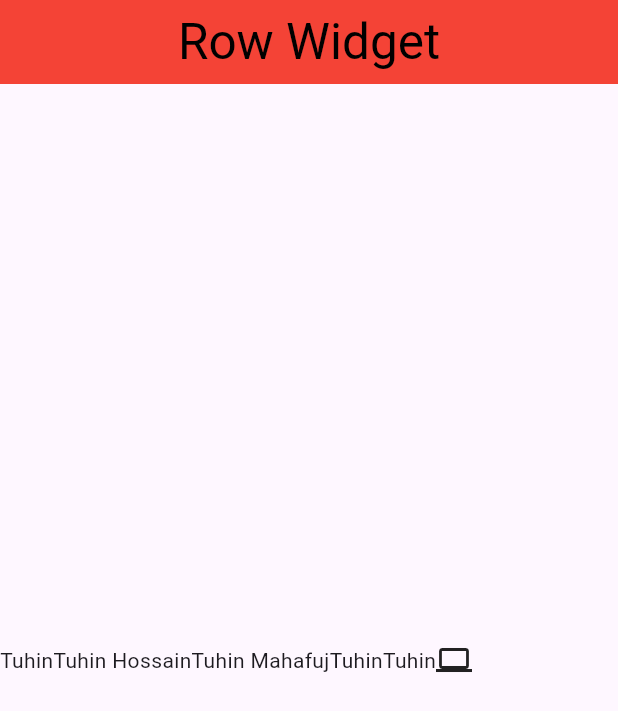
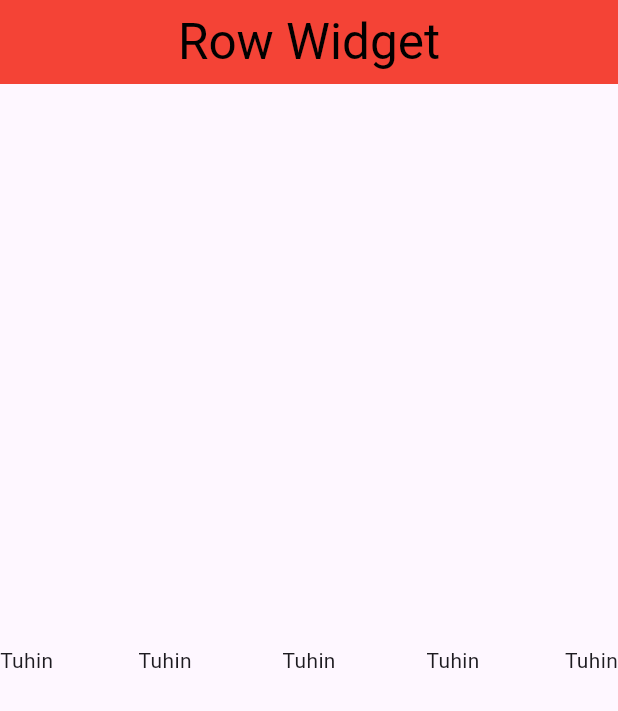
Before and after one commit to Mahafujmr/flutter_all_weiget_practice, a Flutter app: the screen it shows after launch, on a phone screen of 412 x 824 dp. Shown: the top 711 px of the screen. Run offline on Flutter 3.47's test engine with Material 3 defaults, Android fonts, the phone set to English and light mode, and no system bars.

Commit message:
row widget

```diff
--- a/lib/image_widget/image_widget.dart
+++ b/lib/image_widget/image_widget.dart
@@ -43,6 +43,7 @@ class ImageWidget extends StatelessWidget {
             //     'C:\Users\Trust Computer\OneDrive\Pictures\Screenshots 1'
             //   ),
             // ),
+            Text('Asset Image', style: TextStyle(fontSize: 30)),
           ],
         ),
       ),
--- a/lib/layout_widgets/row_widget.dart
+++ b/lib/layout_widgets/row_widget.dart
@@ -1,6 +1,5 @@
 // dart row widget
 import 'package:flutter/material.dart';
-import 'package:flutter/rendering.dart';
 
 class RowWidget extends StatelessWidget {
   const RowWidget({super.key});
@@ -15,24 +14,20 @@ class RowWidget extends StatelessWidget {
         ),
         centerTitle: true,
       ),
-      body: SingleChildScrollView(
-        scrollDirection: Axis.horizontal,
-        child: Center(
+      body: Center(
         // horizontal every widget and properties
         child: Row(
-            mainAxisAlignment: MainAxisAlignment.spaceAround,
+          mainAxisAlignment: MainAxisAlignment.spaceBetween,
+
           //spacing: 20, // every widget horizontal space
           // textDirection: TextDirection.ltr,=> text direction
-            textBaseline: TextBaseline.alphabetic,
           children: [
             Text('Tuhin'),
-              Text('Tuhin Hossain'),
-              Text('Tuhin Mahafuj'),
+            Text('Tuhin '),
+            Text('Tuhin '),
             Text('Tuhin'),
             Text('Tuhin'),
-              Icon(Icons.computer),
           ],
-          ),
         ),
       ),
     );
```
Lines whose indentation alone changed are shown as unchanged.
